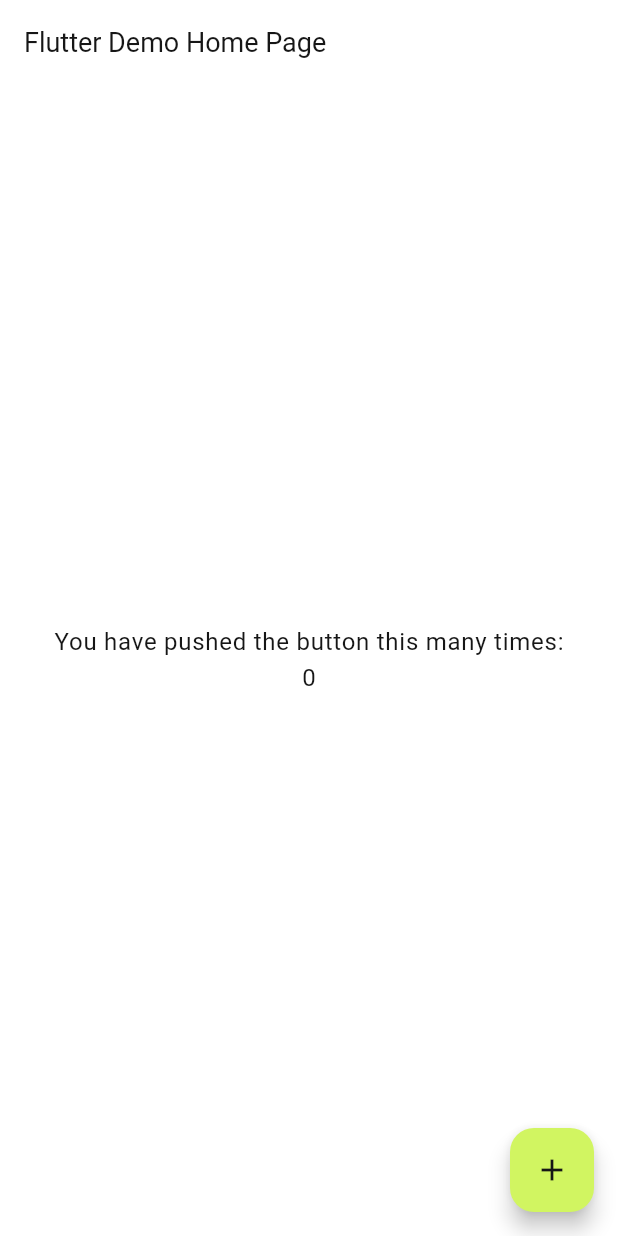
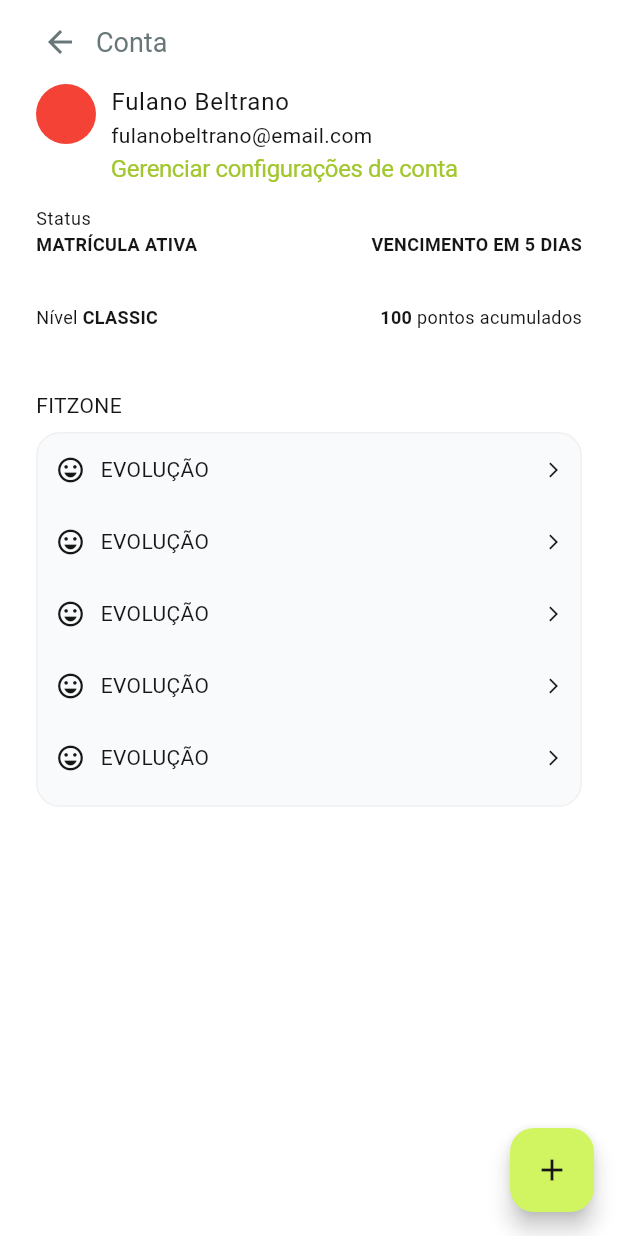
Before and after one commit to rafa-Nobre/Fitzone_Mobile, a Flutter app: the screen it shows after launch, on a phone screen of 412 x 824 dp. Run offline on Flutter 3.47's test engine with Material 3 defaults, Android fonts, the light colour scheme and no system bars.

Commit message:
refactor: add ContaScreen and update main.dart

```diff
--- a/lib/main.dart
+++ b/lib/main.dart
@@ -1,5 +1,6 @@
 
 import 'package:fitzone_app/common/theme/theme_provider.dart';
+import 'package:fitzone_app/screens/conta_screen/conta_screen.dart';
 import 'package:flutter/material.dart';
 import 'package:provider/provider.dart';
 
@@ -19,7 +20,7 @@ class MyApp extends StatelessWidget {
   Widget build(BuildContext context) {
     return MaterialApp(
       title: 'FitZone',
-      home: const MyHomePage(title: 'Flutter Demo Home Page'),
+      home:  MyHomePage(title: 'Flutter Demo Home Page'),
       theme: Provider.of<ThemeProvider>(context).themeData,
     );
   }
@@ -35,48 +36,9 @@ class MyHomePage extends StatefulWidget {
 }
 
 class _MyHomePageState extends State<MyHomePage> {
-  int _counter = 0;
-
-  void _incrementCounter() {
-    setState(() {
-      _counter++;
-    });
-  }
 
   @override
   Widget build(BuildContext context) {
-    return Scaffold(
-      appBar: AppBar(
-        backgroundColor: Theme.of(context).colorScheme.background,
-        title: Text(widget.title,
-        style: Theme.of(context).appBarTheme.titleTextStyle),
-      ),
-      body: Container(
-        color: Theme.of(context).colorScheme.background,
-        child: Center(
-          child: Column(
-            mainAxisAlignment: MainAxisAlignment.center,
-            children: <Widget>[
-              Text(
-                'You have pushed the button this many times:',
-                style: Theme.of(context).textTheme.bodyLarge,
-              ),
-              Text(
-                '$_counter',
-                style: Theme.of(context).textTheme.bodyLarge,
-              ),
-            ],
-          ),
-        ),
-      ),
-      floatingActionButton: FloatingActionButton(
-        onPressed: (){
-          Provider.of<ThemeProvider>(context, listen:false).toggleTheme();
-        },
-        tooltip: 'Increment',
-        foregroundColor: Theme.of(context).colorScheme.inversePrimary,
-        child: const Icon(Icons.add,),
-      ),
-    );
+    return ContaScreen();
   }
 }
--- /dev/null
+++ b/lib/screens/conta_screen/conta_screen.dart
@@ -0,0 +1,267 @@
+import 'package:fitzone_app/common/constants/metrics.dart';
+import 'package:fitzone_app/common/theme/theme_provider.dart';
+import 'package:flutter/material.dart';
+import 'package:provider/provider.dart';
+
+class ContaScreen extends StatelessWidget {
+  const ContaScreen({super.key});
+
+  @override
+  Widget build(BuildContext context) {
+    return Scaffold(
+      appBar: AppBar(
+        surfaceTintColor: Theme.of(context).colorScheme.background,
+        backgroundColor: Theme.of(context).colorScheme.background,
+        title: const botao_voltar_app_bar(),
+      ),
+      body: Container(
+        padding: const EdgeInsets.only(left: 24, right: 24),
+        width: double.infinity,
+        color: Theme.of(context).colorScheme.background,
+        child: Center(
+          child: Column(
+            children: [
+              const perfil(),
+              const SizedBox(
+                height: defaultSpacing,
+              ),
+              const Status(),
+              const SizedBox(height: largeSpacing,),
+              const nivel(),
+              const SizedBox(height: extraLargeSpacing,),
+              Column(
+
+                mainAxisAlignment: MainAxisAlignment.start,
+                crossAxisAlignment: CrossAxisAlignment.start,
+                children: [
+                  const Text("FITZONE"),
+                  const SizedBox(height: minorSpacing,),
+                Container (
+                  height: 250,
+                  width: double.infinity,
+
+                  decoration: BoxDecoration(
+                   color: Theme.of(context).colorScheme.surfaceContainer,
+                    border:
+                  Border.all(color: Theme.of(context).colorScheme.surfaceContainerLow),
+                  borderRadius: const BorderRadius.all(Radius.circular(16)),),
+                  child:
+                  Column(
+                    children: [
+                    ButtonMenuConta(),
+                     ButtonMenuConta(),
+                      ButtonMenuConta(),
+                       ButtonMenuConta(),
+                        ButtonMenuConta(),
+                  ],)
+                ),
+                ],
+              )
+            ],
+          ),
+        ),
+      ),
+      floatingActionButton: FloatingActionButton(
+        onPressed: () {
+          Provider.of<ThemeProvider>(context, listen: false).toggleTheme();
+        },
+        tooltip: 'Increment',
+        foregroundColor: Theme.of(context).colorScheme.inversePrimary,
+        child: const Icon(
+          Icons.add,
+        ),
+      ),
+    );
+  }
+}
+
+class ButtonMenuConta extends StatelessWidget {
+  const ButtonMenuConta({
+    super.key,
+  });
+
+  @override
+  Widget build(BuildContext context) {
+    return TextButton(onPressed: () {},
+    child:  Row(
+      mainAxisAlignment: MainAxisAlignment.spaceBetween,
+      children: [
+        Row(
+          children: [
+            Icon(Icons.emoji_emotions_outlined,
+            color: Theme.of(context).colorScheme.onSurface,
+            size: 20),
+            const SizedBox(width: 10),
+            Text("EVOLUÇÃO", style: Theme.of(context).textTheme.bodyMedium),
+          ],
+        ),
+        Icon(Icons.arrow_forward_ios,
+        color: Theme.of(context).colorScheme.onSurface, size: 12,),
+
+      ],
+    ));
+  }
+}
+
+class nivel extends StatelessWidget {
+  const nivel({
+    super.key,
+  });
+
+  @override
+  Widget build(BuildContext context) {
+    return Column(
+      children: [
+        Row(
+          mainAxisAlignment: MainAxisAlignment.spaceBetween,
+          crossAxisAlignment: CrossAxisAlignment.end,
+          children: [
+            const Row(
+              crossAxisAlignment: CrossAxisAlignment.end,
+              mainAxisAlignment: MainAxisAlignment.end,
+              children: [
+                Text("Nível ",
+                  style: TextStyle(
+                      fontSize: 12, )),
+                Text(
+                  "CLASSIC",
+                  style: TextStyle(
+                      fontSize: 12, fontWeight: FontWeight.w600),
+                ),
+              ],
+            ),
+            const Row(
+              crossAxisAlignment: CrossAxisAlignment.end,
+              mainAxisAlignment: MainAxisAlignment.end,
+              children: [
+                Text(
+                  "100",
+                  style: TextStyle(
+                      fontSize: 12, fontWeight: FontWeight.w600),
+                ),
+                Text(" pontos acumulados",style:
+                    TextStyle(
+                      fontSize: 12,
+                    ))
+              ],
+            ),
+            // Container(
+            //   height: 20,
+            //   width: double.infinity,
+            //   decoration:
+            //   BoxDecoration(
+            //     color: Theme.of(context).colorScheme.primary,
+            //     shape: BoxShape.rectangle,
+
+            //   ),
+
+            // ),
+          ],
+        )
+      ],
+    );
+  }
+}
+
+class Status extends StatelessWidget {
+  const Status({
+    super.key,
+  });
+
+  @override
+  Widget build(BuildContext context) {
+    return Row(
+      crossAxisAlignment: CrossAxisAlignment.end,
+      mainAxisAlignment: MainAxisAlignment.spaceBetween,
+      children: [
+        Column(
+          mainAxisAlignment: MainAxisAlignment.start,
+          crossAxisAlignment: CrossAxisAlignment.start,
+          children: [
+            Text(
+              "Status",
+              style: Theme.of(context).textTheme.bodySmall,
+            ),
+            const Text(
+              "MATRÍCULA ATIVA",
+              style: TextStyle(fontSize: 12, fontWeight: FontWeight.w600),
+            ),
+          ],
+        ),
+        const Text(
+          "VENCIMENTO EM 5 DIAS",
+          style: TextStyle(fontSize: 12, fontWeight: FontWeight.w600),
+        ),
+      ],
+    );
+  }
+}
+
+class perfil extends StatelessWidget {
+  const perfil({
+    super.key,
+  });
+
+  @override
+  Widget build(BuildContext context) {
+    return Container(
+      child: Row(
+        mainAxisAlignment: MainAxisAlignment.start,
+        crossAxisAlignment: CrossAxisAlignment.start,
+        children: [
+          Container(
+            height: 40,
+            width: 40,
+            decoration: BoxDecoration(
+                borderRadius: BorderRadius.circular(50), color: Colors.red),
+          ),
+          const SizedBox(width: 10),
+          Column(
+            mainAxisAlignment: MainAxisAlignment.start,
+            crossAxisAlignment: CrossAxisAlignment.start,
+            children: [
+              Text(
+                'Fulano Beltrano',
+                style: Theme.of(context).textTheme.bodyLarge,
+              ),
+              Text(
+                'fulanobeltrano@email.com',
+                style: Theme.of(context).textTheme.bodyMedium,
+              ),
+              const SizedBox(height: 4),
+              Text(
+                "Gerenciar configurações de conta",
+                style: Theme.of(context).textTheme.displayLarge,
+              )
+            ],
+          ),
+        ],
+      ),
+    );
+  }
+}
+
+class botao_voltar_app_bar extends StatelessWidget {
+  const botao_voltar_app_bar({
+    super.key,
+  });
+
+  @override
+  Widget build(BuildContext context) {
+    return Row(
+      children: [
+        IconButton(
+          icon: const Icon(Icons.arrow_back),
+          color: Theme.of(context).colorScheme.onSecondary,
+          onPressed: () {},
+        ),
+        Text(
+          'Conta',
+          style: TextStyle(
+            color: Theme.of(context).colorScheme.onSecondary,
+          ),
+        ),
+      ],
+    );
+  }
+}
```
Also changed, not shown: pubspec.lock.
